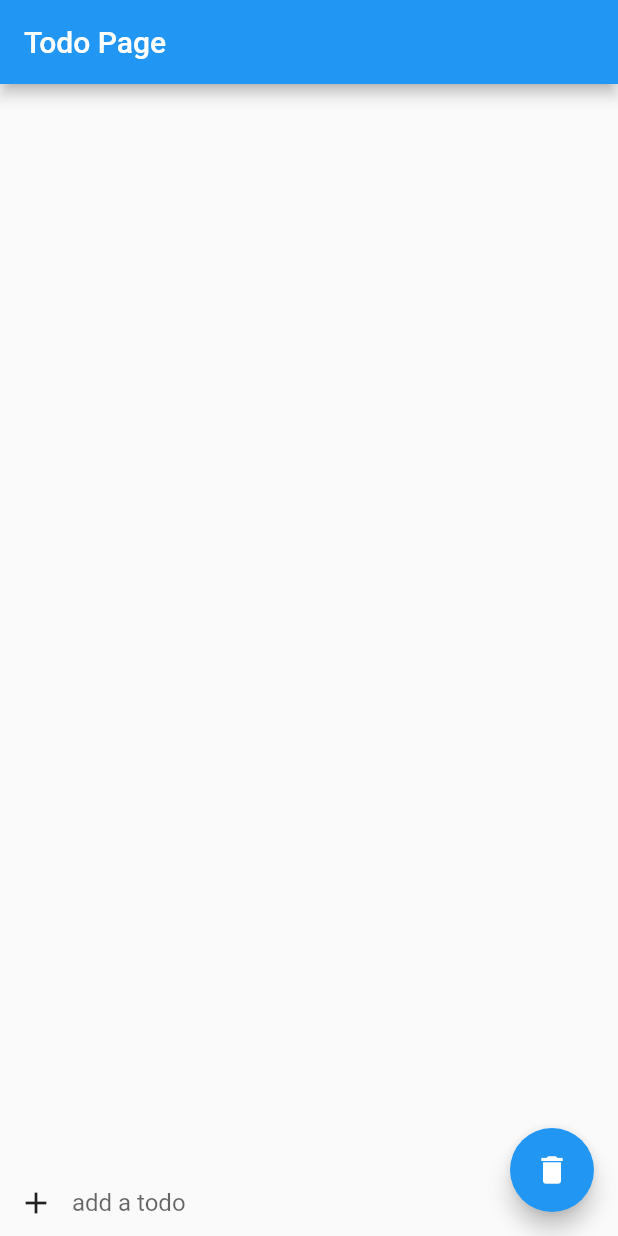
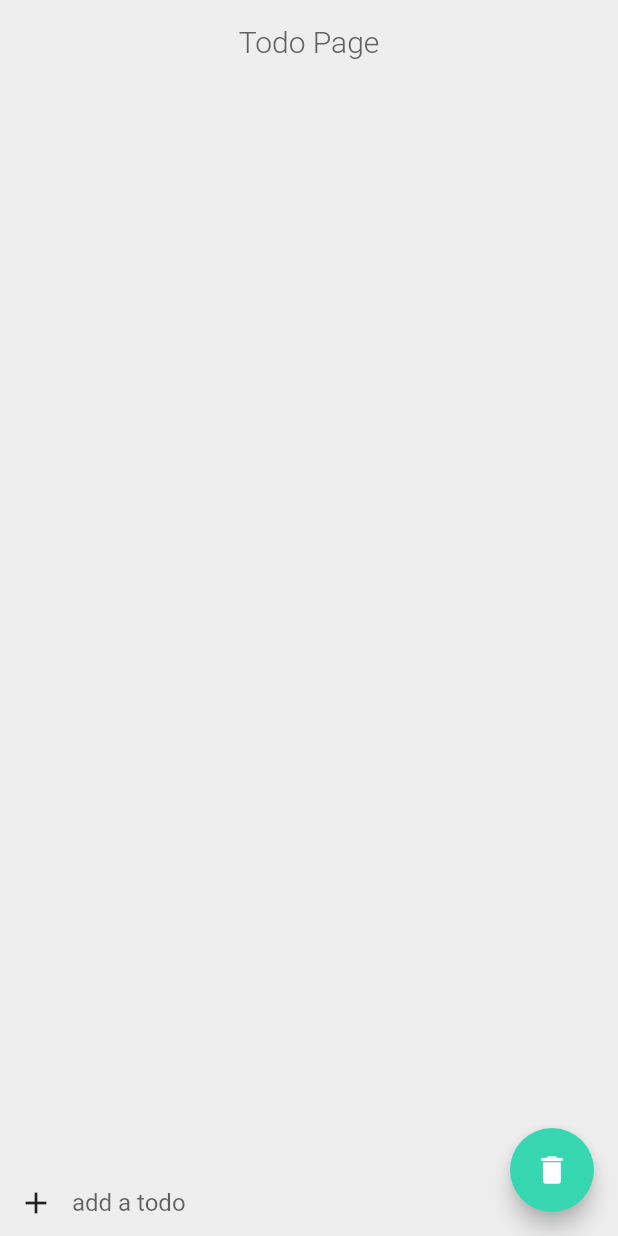
Before and after one commit to brilliantDjaka/flutter-simple-todo, a Flutter app: the TodoPages screen opened directly, on a phone screen of 412 x 824 dp. Run offline on Flutter 3.47's test engine with Material 2 defaults, Android fonts, the phone set to English and light mode, and no system bars; our stand-ins replace circular_check_box, flutter_spinkit, google_sign_in.

Commit message:
update accent color and todo design

```diff
--- a/lib/main.dart
+++ b/lib/main.dart
@@ -11,7 +11,7 @@ class MyApp extends StatelessWidget {
     return MaterialApp(
       title: 'Simple Todo',
       theme: ThemeData(
-        primarySwatch: Colors.blue,
+        accentColor: Color(0xff37d7b2),
         visualDensity: VisualDensity.adaptivePlatformDensity,
       ),
       home: InitPage()
--- a/lib/pages/init_page.dart
+++ b/lib/pages/init_page.dart
@@ -28,7 +28,7 @@ class _InitPageState extends State<InitPage> {
       body: Center(
         child: isloading
             ? spinner.SpinKitPulse(
-                color: Colors.blue,
+                color: Color(0xff37d7b2),
               )
             : RaisedButton(
                 onPressed: () => signIn(context),
--- a/lib/pages/todo.dart
+++ b/lib/pages/todo.dart
@@ -20,23 +20,36 @@ class TodoPages extends StatelessWidget {
     var auth = Provider.of<AuthState>(context);
     var loading = Provider.of<Loading>(context);
     return Scaffold(
+        backgroundColor: Colors.grey.shade200,
         appBar: AppBar(
+          backgroundColor: Colors.grey.shade200,
+          elevation: 0,
           title: Row(
             mainAxisAlignment: MainAxisAlignment.spaceBetween,
             children: [
-              Text('Todo Page'),
+              SizedBox(
+                width: 90,
+              ),
+              Text(
+                'Todo Page',
+
+                style: TextStyle(
+                  fontWeight: FontWeight.w300,
+
+                  color: Colors.grey.shade700),
+              ),
               SizedBox(
                 width: 90,
                 child: Consumer<Loading>(
                     builder: (context, loading, child) => loading.isLoading
-                        ? spinner.SpinKitPulse(color: Colors.white)
+                        ? spinner.SpinKitPulse(color: Color(0xff37d7b2))
                         : Container()),
               )
             ],
           ),
         ),
         floatingActionButton: FloatingActionButton(
-          child: Icon(Icons.delete),
+          child: Icon(Icons.delete,color: Colors.white,),
           onPressed: () async {
             loading.initLoading();
             allTodo.removeCompleted();
--- a/pubspec.yaml
+++ b/pubspec.yaml
@@ -30,6 +30,7 @@ dependencies:
   google_sign_in: ^4.5.1
   provider: ^4.3.2
   flutter_spinkit: "^4.1.2"
+  circular_check_box: ^1.0.2
 
 
   # The following adds the Cupertino Icons font to your application.
```
Also changed, not shown: lib/component/todo.dart (+33 -14 lines), pubspec.lock.
